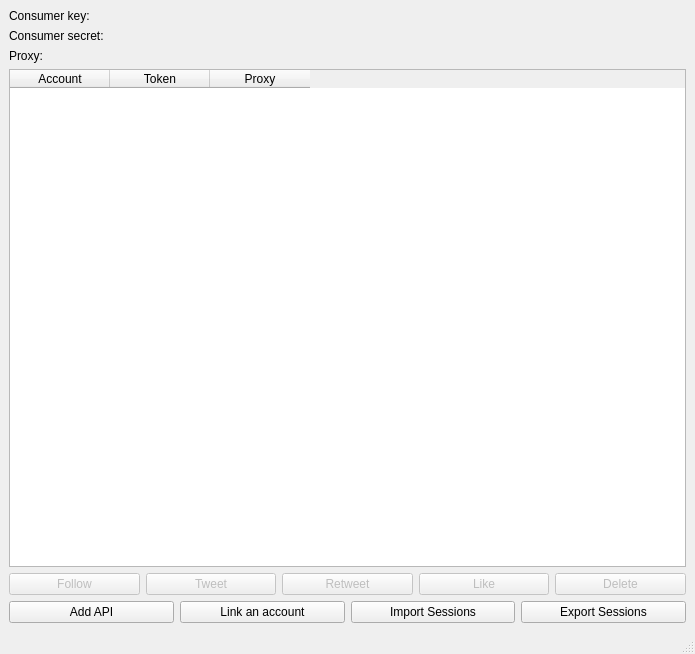
The window that ui/mainwindowui.ui (zeroxkitakitsune/ZeroXBird) describes before a commit, drawn with Qt 5.
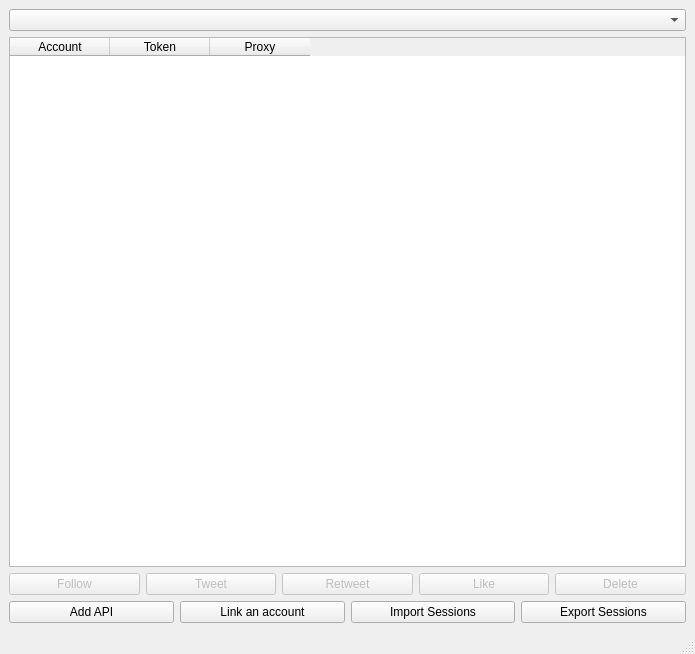
The same window after the commit. Icons and pictures are not drawn.

```diff
--- a/ui/mainwindowui.ui
+++ b/ui/mainwindowui.ui
@@ -22,25 +22,7 @@
     <item>
      <layout class="QVBoxLayout" name="verticalLayout">
       <item>
-       <widget class="QLabel" name="consumerKeyLabel">
-        <property name="text">
-         <string>Consumer key:</string>
-        </property>
-       </widget>
-      </item>
-      <item>
-       <widget class="QLabel" name="consumerSecretLabel">
-        <property name="text">
-         <string>Consumer secret:</string>
-        </property>
-       </widget>
-      </item>
-      <item>
-       <widget class="QLabel" name="proxyLabel">
-        <property name="text">
-         <string>Proxy: </string>
-        </property>
-       </widget>
+       <widget class="QComboBox" name="apisComboBox"/>
       </item>
       <item>
        <widget class="QTableWidget" name="linkedAccountsTableWidget">
```
